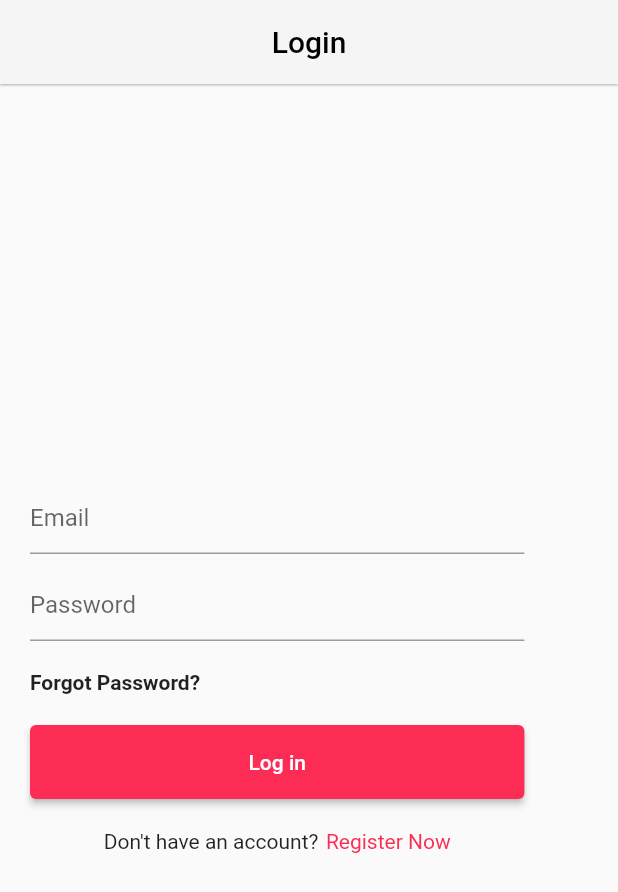
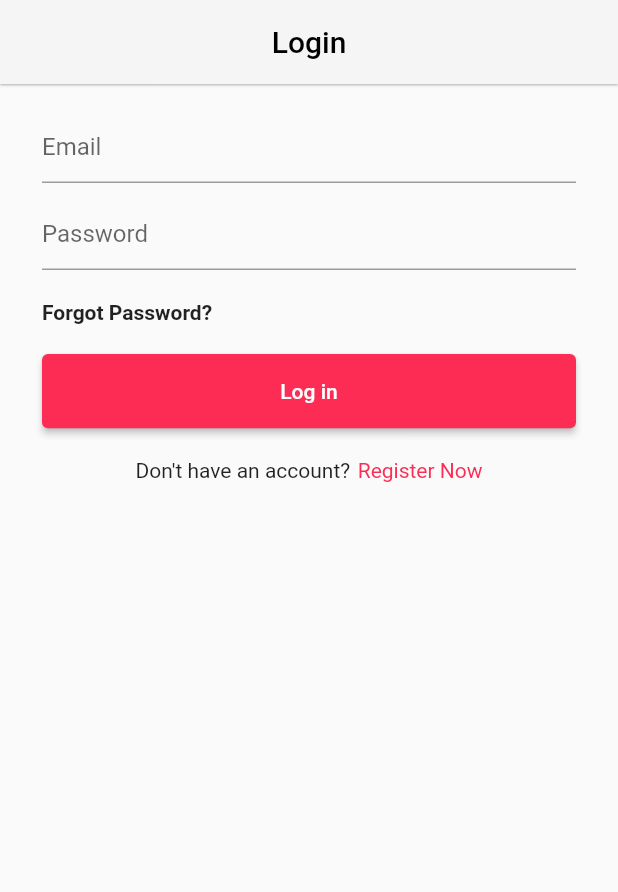
Before and after one commit to khanadnan10/tiktok-clone, a Flutter app: the screen it shows after launch, on a phone screen of 412 x 824 dp. Shown: the top 892 px of the screen. Run offline on Flutter 3.47's test engine with Material 2 defaults, Android fonts, the phone set to English and light mode, and no system bars; our stand-ins replace cloud_firestore, firebase_auth, firebase_core, firebase_storage, image_picker; accounts and stored records are empty.

Commit message:
login state issue

```diff
--- a/lib/main.dart
+++ b/lib/main.dart
@@ -3,8 +3,7 @@ import 'package:flutter/material.dart';
 import 'package:provider/provider.dart';
 import 'package:tiktokclone/controller/authController.dart';
 import 'package:tiktokclone/firebase_options.dart';
-import 'package:tiktokclone/screens/auth/login_screen.dart';
-import 'package:tiktokclone/screens/home.dart';
+import 'package:tiktokclone/screens/auth/root.dart';
 import 'package:tiktokclone/utils/constants.dart';
 
 Future<void> main() async {
@@ -13,12 +12,7 @@ Future<void> main() async {
     options: DefaultFirebaseOptions.currentPlatform,
   );
   runApp(
-    MultiProvider(
-      providers: [
-        ChangeNotifierProvider(create: (_) => AuthController()),
-      ],
-      child: MyApp(),
-    ),
+    const MyApp(),
   );
 }
 
@@ -27,12 +21,20 @@ class MyApp extends StatelessWidget {
 
   @override
   Widget build(BuildContext context) {
-    return MaterialApp(
-        debugShowCheckedModeBanner: false,
-        theme: ThemeData.dark().copyWith(
-          scaffoldBackgroundColor: kBackgroundColor,
-        ),
-        title: 'Flutter Demo',
-        home:  LoginScreen());
+    return MultiProvider(
+        providers: [
+          ChangeNotifierProvider(create: (_) => AuthController()),
+          StreamProvider(
+            create: (context) => context.read<AuthController>().authState,
+            initialData: null,
+          ),
+        ],
+        child: MaterialApp(
+            debugShowCheckedModeBanner: false,
+            theme: ThemeData.dark().copyWith(
+              scaffoldBackgroundColor: kBackgroundColor,
+            ),
+            title: 'Flutter Demo',
+            home: Root()));
   }
 }
--- a/lib/screens/auth/login_screen.dart
+++ b/lib/screens/auth/login_screen.dart
@@ -18,7 +18,8 @@ class LoginScreen extends StatelessWidget {
 
   @override
   Widget build(BuildContext context) {
-    AuthController _authController = Provider.of<AuthController>(context, listen: false);
+    AuthController _authController =
+        Provider.of<AuthController>(context, listen: false);
     final screenSize = MediaQuery.of(context).size;
     return MaterialApp(
       debugShowCheckedModeBanner: false,
@@ -39,8 +40,10 @@ class LoginScreen extends StatelessWidget {
           minimum: const EdgeInsets.symmetric(
             horizontal: 20.0,
           ),
-          child: SizedBox(
-            width: screenSize.width * 0.8,
+          child: ListView(
+            children: [
+              Padding(
+                padding: EdgeInsets.all(8.0),
                 child: Column(
                   mainAxisAlignment: MainAxisAlignment.center,
                   crossAxisAlignment: CrossAxisAlignment.start,
@@ -134,6 +137,8 @@ class LoginScreen extends StatelessWidget {
                   ],
                 ),
               ),
+            ],
+          ),
         ),
       ),
     );
--- /dev/null
+++ b/lib/screens/auth/root.dart
@@ -0,0 +1,15 @@
+import 'package:flutter/material.dart';
+import 'package:provider/provider.dart';
+import 'package:tiktokclone/model/user.dart';
+import 'package:tiktokclone/screens/Home.dart';
+import 'package:tiktokclone/screens/auth/login_screen.dart';
+
+class Root extends StatelessWidget {
+  const Root({super.key});
+
+  @override
+  Widget build(BuildContext context) {
+    final User? _user = Provider.of<User?>(context);
+    return _user != null ? HomeScreen() : LoginScreen();
+  }
+}
```
Also changed, not shown: lib/controller/authController.dart (+22 -10 lines), lib/screens/CheckUser.dart (added, +69 -0 lines), lib/screens/auth/signup_screen.dart (+8 -0 lines), lib/screens/home.dart (+10 -17 lines). Lines whose indentation alone changed are shown as unchanged.
